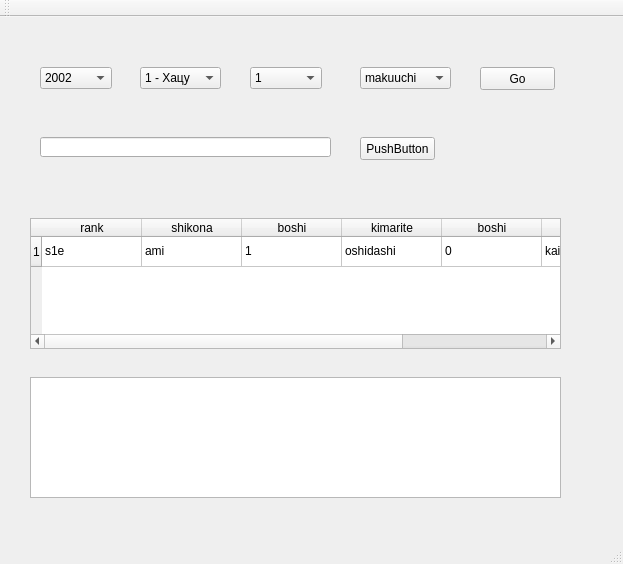
Old version of the form mainwindow.ui in the repository akdtg/ozumo.
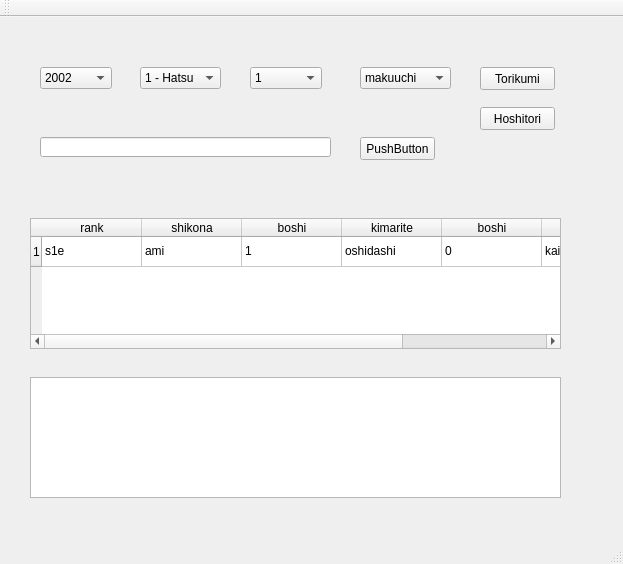
New version of the form.

Commit message: basho list renamed to english

```diff
--- a/mainwindow.ui
+++ b/mainwindow.ui
@@ -142,7 +142,7 @@
      </rect>
     </property>
     <property name="text">
-     <string>Go</string>
+     <string>Torikumi</string>
     </property>
    </widget>
    <widget class="QComboBox" name="comboBox_year">
@@ -219,7 +219,7 @@
     </property>
     <item>
      <property name="text">
-      <string>1 - Хацу</string>
+      <string>1 - Hatsu</string>
      </property>
     </item>
     <item>
@@ -356,6 +356,19 @@
      </property>
     </item>
    </widget>
+   <widget class="QPushButton" name="pushButton_Hoshitori">
+    <property name="geometry">
+     <rect>
+      <x>480</x>
+      <y>90</y>
+      <width>75</width>
+      <height>23</height>
+     </rect>
+    </property>
+    <property name="text">
+     <string>Hoshitori</string>
+    </property>
+   </widget>
   </widget>
   <widget class="QMenuBar" name="menuBar">
    <property name="geometry">
```
Left out of the diff: 12 changed lines with no effect on the pictures.
